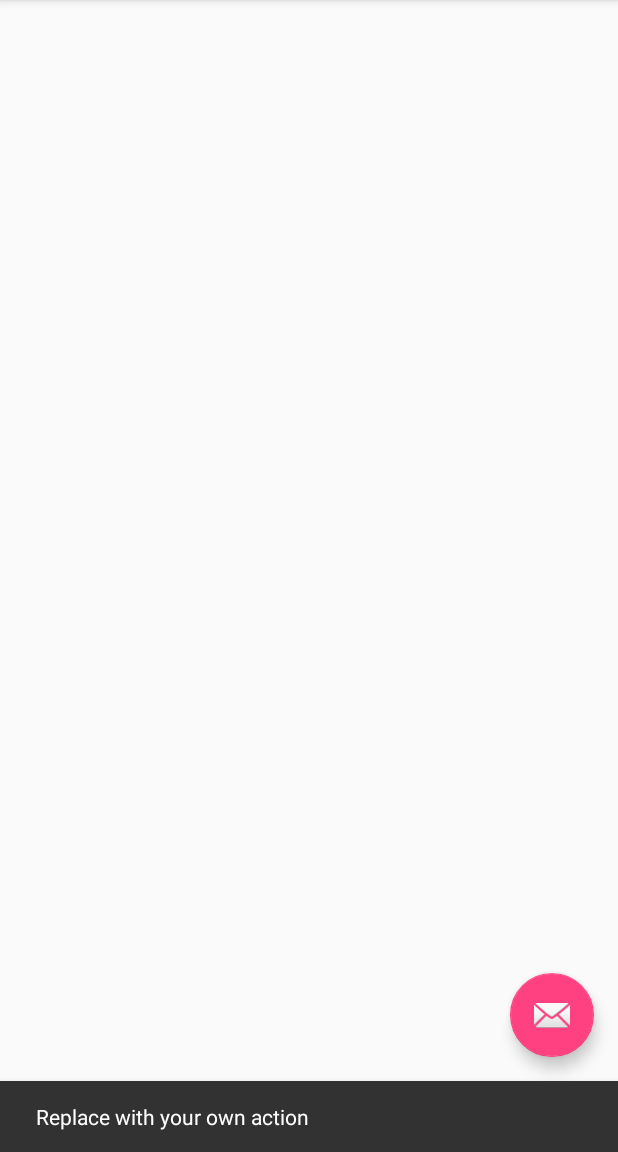
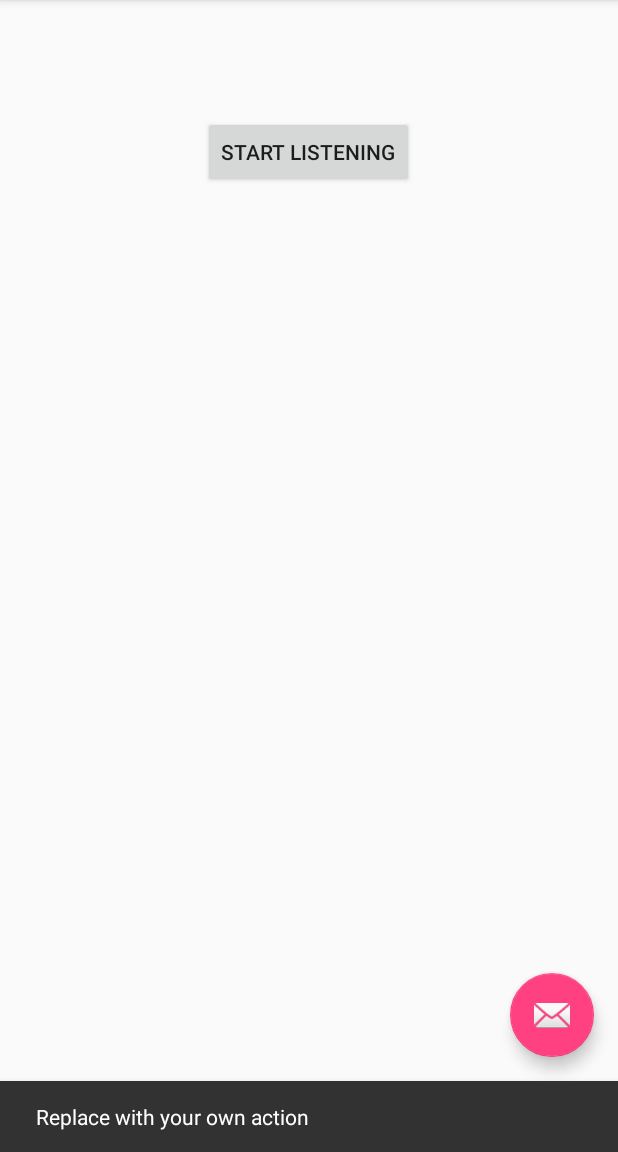
Before and after one commit to skytreader/nefarious-smiles, an Android app: the SmilesActivity screen opened directly, with no data from a screen before it, after a tap on an icon or button, on a phone screen of 412 x 824 dp, the part 84-1236 px from its top. Run offline under Robolectric (Android 15) with nearby library versions, the phone set to English and light mode, and no system bars; libraries missing offline, so code that uses them is left out: com.oralb.sdk.

```diff
--- a/app/src/main/AndroidManifest.xml
+++ b/app/src/main/AndroidManifest.xml
@@ -44,6 +44,10 @@
             android:label="@string/title_activity_smiles"
             android:theme="@style/AppTheme.NoActionBar" >
         </activity>
+        <activity android:name="com.obt.OBTActivity"
+        android:screenOrientation="portrait"
+        android:theme="@android:style/Theme.Translucent.NoTitleBar"
+        android:label="@string/app_name" />
     </application>
 
 </manifest>
--- a/app/src/main/res/layout/content_smiles.xml
+++ b/app/src/main/res/layout/content_smiles.xml
@@ -10,4 +10,13 @@
     tools:showIn="@layout/activity_smiles"
     tools:context="net.skytreader.kode.smiles.SmilesActivity">
 
+    <Button
+        android:layout_width="wrap_content"
+        android:layout_height="wrap_content"
+        android:text="Start Listening"
+        android:id="@+id/button3"
+        android:layout_alignParentTop="true"
+        android:layout_centerHorizontal="true"
+        android:layout_marginTop="61dp"
+        android:onClick="startListening" />
 </RelativeLayout>
```
Also changed, not shown: app/src/main/java/net/skytreader/kode/smiles/SmilesActivity.java (+116 -1 lines).
